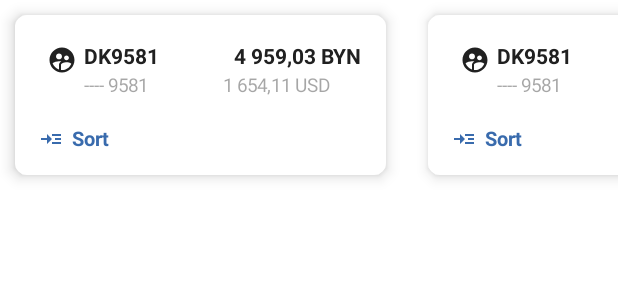
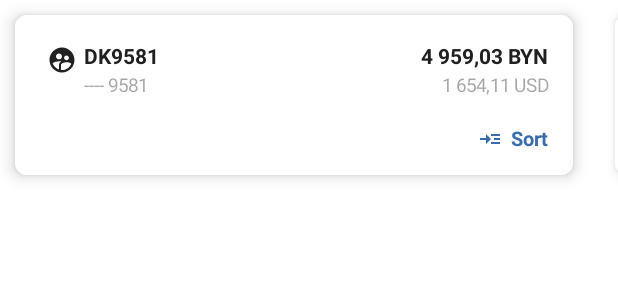
Before and after one commit to FestakEvgeny/PriorCopy, an Android app built with Jetpack Compose: the @Preview function CardComponentsListPreview, on a phone screen of 412 x 824 dp. Shown: the top 300 px of the screen. Run offline under Robolectric (Android 15) with nearby library versions, the phone set to English and light mode, and no system bars; libraries missing offline, so code that uses them is left out: fetskovich.evgeny.architecture, fetskovich.evgeny.entity.

Commit message:
styles impl.

```diff
--- a/androidApp/app/src/main/java/fetskovich/evgeny/app/features/ui/core/main/products/ui/myproducts/MyProductsComponent.kt
+++ b/androidApp/app/src/main/java/fetskovich/evgeny/app/features/ui/core/main/products/ui/myproducts/MyProductsComponent.kt
@@ -13,7 +13,6 @@ import androidx.compose.material.Icon
 import androidx.compose.material.MaterialTheme
 import androidx.compose.material.Text
 import androidx.compose.runtime.Composable
-import androidx.compose.runtime.ReadOnlyComposable
 import androidx.compose.ui.Modifier
 import androidx.compose.ui.draw.drawBehind
 import androidx.compose.ui.res.painterResource
@@ -74,6 +73,7 @@ fun MyProductsComponent(
                         onSortChange = onSortChanged,
                         modifier = Modifier
                             .fillMaxWidth()
+                            .padding(start = 8.dp)
 
                     )
                 }
--- a/androidApp/app/src/main/java/fetskovich/evgeny/app/features/ui/core/main/products/ui/myproducts/cards/CardListComponent.kt
+++ b/androidApp/app/src/main/java/fetskovich/evgeny/app/features/ui/core/main/products/ui/myproducts/cards/CardListComponent.kt
@@ -19,6 +19,7 @@ import androidx.compose.material.Text
 import androidx.compose.runtime.Composable
 import androidx.compose.ui.Alignment
 import androidx.compose.ui.Modifier
+import androidx.compose.ui.platform.LocalConfiguration
 import androidx.compose.ui.res.painterResource
 import androidx.compose.ui.res.stringResource
 import androidx.compose.ui.text.font.FontWeight
@@ -36,6 +37,8 @@ fun CardListComponent(
     onSortChange: () -> Unit,
     modifier: Modifier
 ) {
+    val screenWidth = LocalConfiguration.current.screenWidthDp.dp - 20.dp
+
     if (items.isEmpty()) {
         CardNotFoundComponent(
             modifier = modifier,
@@ -54,6 +57,8 @@ fun CardListComponent(
                 CardComponent(
                     item = item,
                     onSortChange = onSortChange,
+                    modifier = Modifier
+                        .width(screenWidth)
                 )
             }
         }
@@ -118,7 +123,6 @@ private fun CardComponent(
         elevation = 6.dp,
         backgroundColor = ApplicationTheme.colors.background,
         modifier = modifier
-            .fillMaxWidth()
             .padding(
                 all = 10.dp
             ),
@@ -166,10 +170,6 @@ private fun CardComponent(
                                 fontSize = 14.sp,
                             ),
                             color = ApplicationTheme.colors.primaryVariant,
-                            modifier = Modifier
-                                .padding(
-                                    start = 50.dp,
-                                )
                         )
                     }
 
@@ -199,10 +199,6 @@ private fun CardComponent(
                                 ),
                                 fontSize = 12.5.sp,
                             ),
-                            modifier = Modifier
-                                .padding(
-                                    start = 50.dp,
-                                )
                         )
                     }
                 }
```
